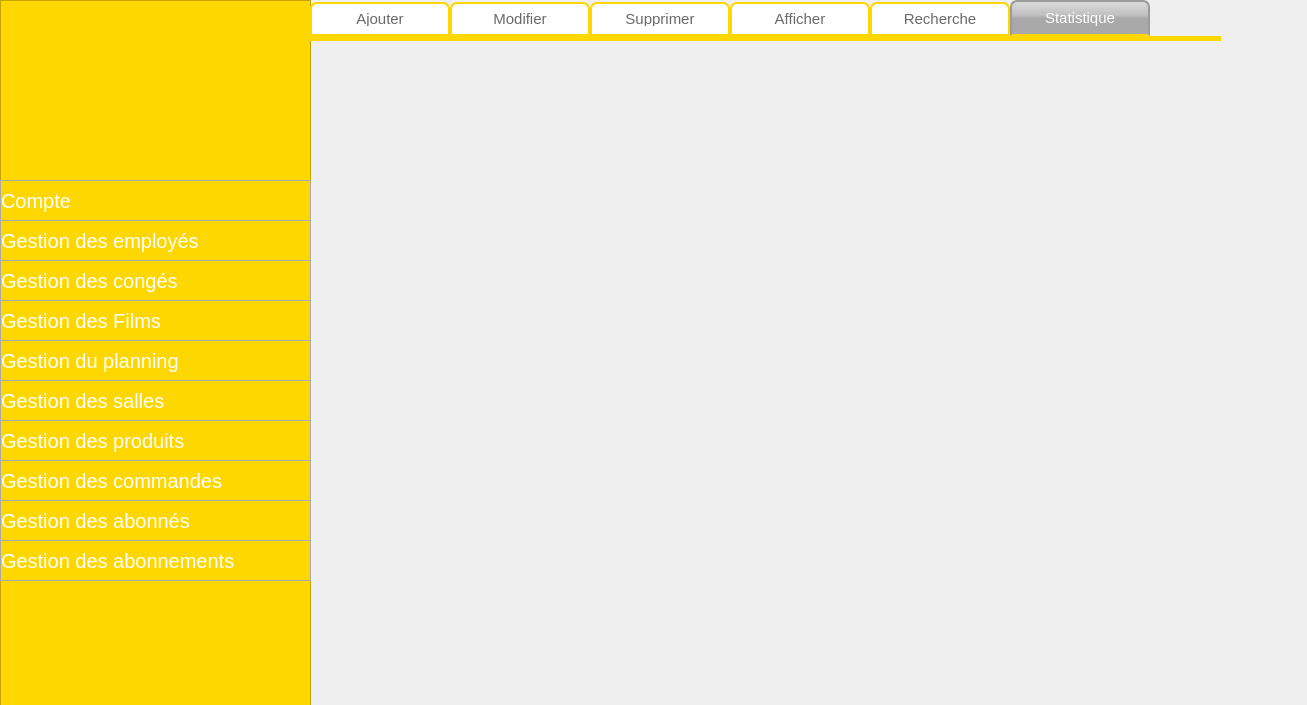
This is gestionabonne.ui in Wassim-Aloui/Smart_Cinema as Qt 5 draws it before an edit. The edited form follows.
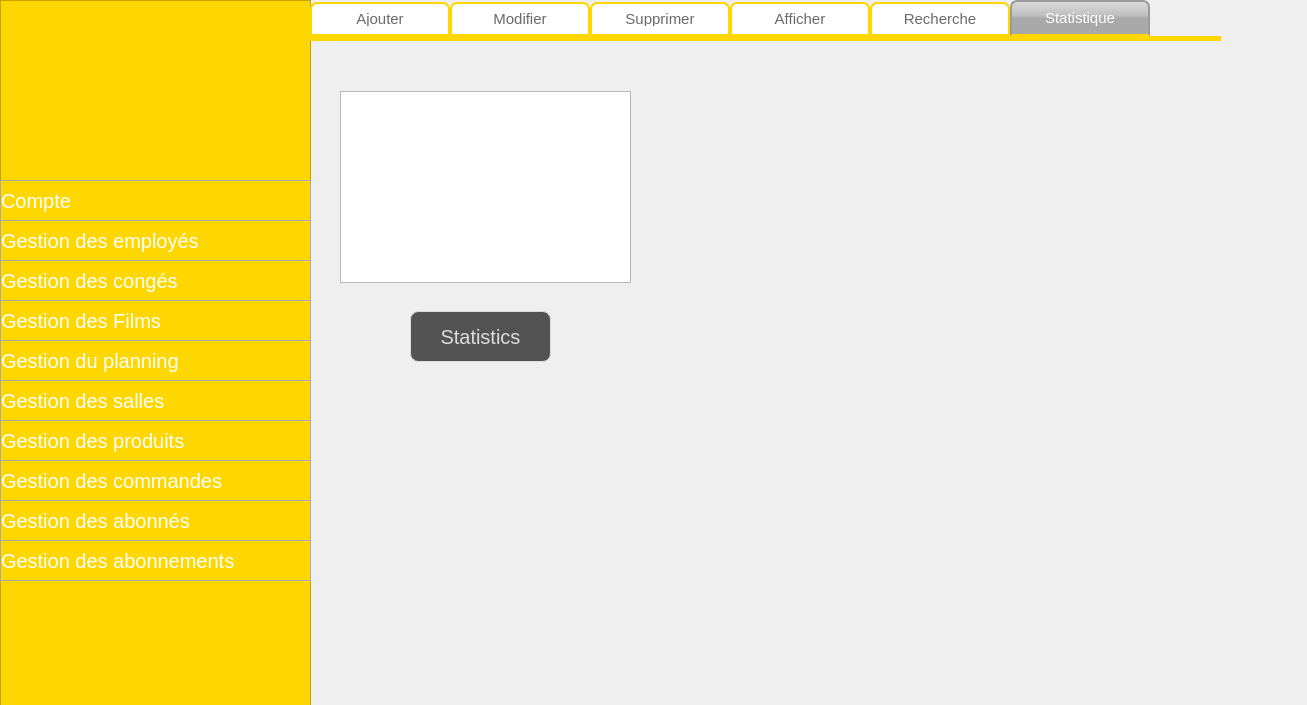
This is the edited form. Icons and pictures are not drawn.

The edit to the form file:
```diff
--- a/gestionabonne.ui
+++ b/gestionabonne.ui
@@ -7516,6 +7516,46 @@
       <attribute name="title">
        <string>Statistique</string>
       </attribute>
+      <widget class="QTableView" name="tableViewstatis">
+       <property name="geometry">
+        <rect>
+         <x>30</x>
+         <y>50</y>
+         <width>291</width>
+         <height>192</height>
+        </rect>
+       </property>
+      </widget>
+      <widget class="QPushButton" name="statis_abonnement">
+       <property name="geometry">
+        <rect>
+         <x>100</x>
+         <y>270</y>
+         <width>141</width>
+         <height>51</height>
+        </rect>
+       </property>
+       <property name="styleSheet">
+        <string notr="true">QPushButton {
+color: #dcdcdc;
+background:#535353;
+border: none;
+font-size:20px;
+font-family:Arial, Helvetica, sans-serif;
+border: 1px solid #DCDCDC;
+border-radius: 8px;
+}
+QPushButton:hover {
+color:#fff;
+background:#FFD700;
+border: none;
+}
+</string>
+       </property>
+       <property name="text">
+        <string>Statistics</string>
+       </property>
+      </widget>
      </widget>
     </widget>
    </widget>
```
